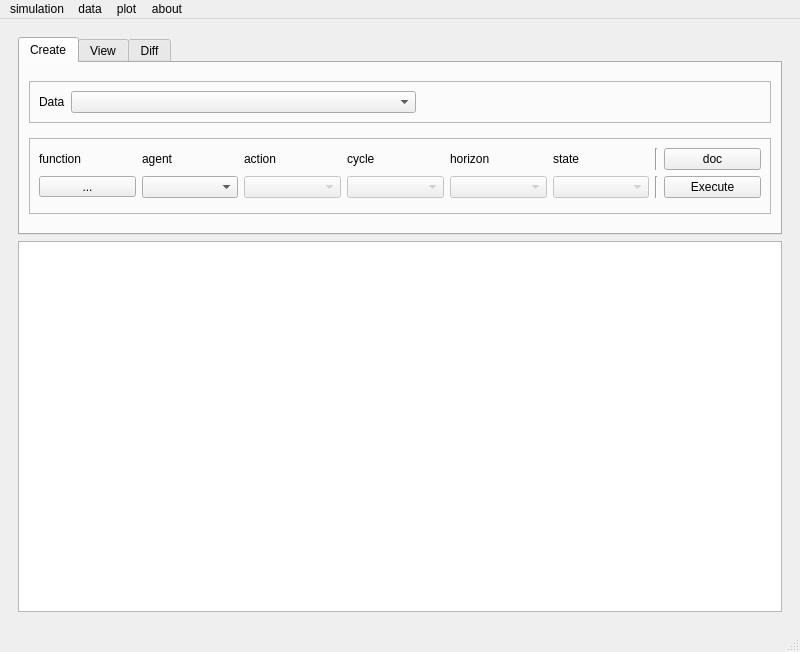
Before: the Qt Designer form ui/psychsim-gui-main.ui in usc-psychsim/psychsim-eval-gui, drawn with Qt 5.
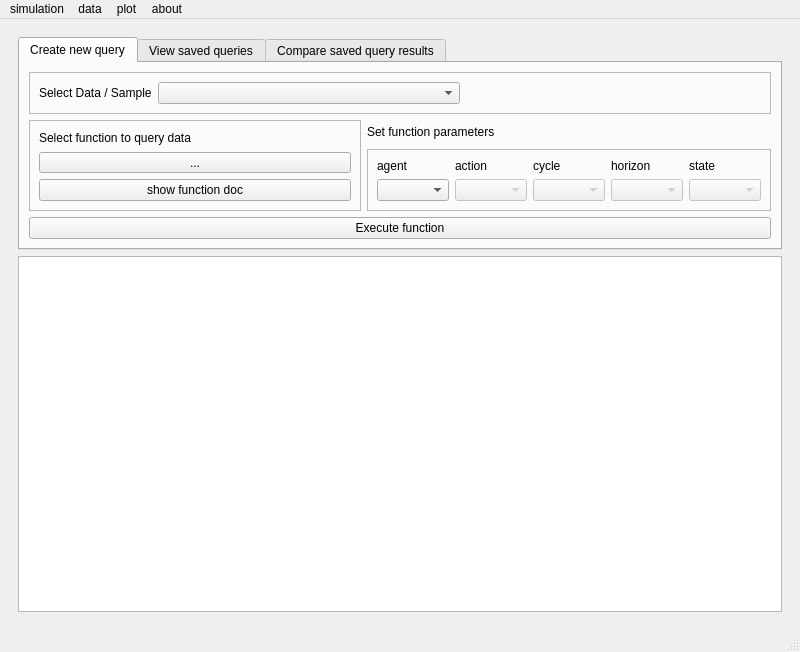
After: the same form once the commit is applied. The open tabs and pages were chosen to show the change.

Commit message: Fix query screen

```diff
--- a/ui/psychsim-gui-main.ui
+++ b/ui/psychsim-gui-main.ui
@@ -204,7 +204,7 @@
           </property>
           <widget class="QWidget" name="create_tab">
            <attribute name="title">
-            <string>Create</string>
+            <string>Create new query</string>
            </attribute>
            <layout class="QVBoxLayout" name="verticalLayout_3">
             <item>
@@ -231,7 +231,7 @@
                   </sizepolicy>
                  </property>
                  <property name="text">
-                  <string>Data</string>
+                  <string>Select Data / Sample</string>
                  </property>
                 </widget>
                </item>
@@ -262,9 +262,91 @@
              </widget>
             </item>
             <item>
+             <widget class="QWidget" name="widget_3" native="true">
+              <layout class="QHBoxLayout" name="horizontalLayout_11">
+               <property name="leftMargin">
+                <number>0</number>
+               </property>
+               <property name="topMargin">
+                <number>0</number>
+               </property>
+               <property name="rightMargin">
+                <number>0</number>
+               </property>
+               <property name="bottomMargin">
+                <number>0</number>
+               </property>
+               <item>
+                <widget class="QFrame" name="frame_11">
+                 <property name="frameShape">
+                  <enum>QFrame::StyledPanel</enum>
+                 </property>
+                 <property name="frameShadow">
+                  <enum>QFrame::Raised</enum>
+                 </property>
+                 <layout class="QVBoxLayout" name="verticalLayout_6">
+                  <item>
+                   <widget class="QLabel" name="label_8">
+                    <property name="text">
+                     <string>Select function to query data</string>
+                    </property>
+                   </widget>
+                  </item>
+                  <item>
+                   <widget class="QToolButton" name="function_button">
+                    <property name="sizePolicy">
+                     <sizepolicy hsizetype="Ignored" vsizetype="Fixed">
+                      <horstretch>0</horstretch>
+                      <verstretch>0</verstretch>
+                     </sizepolicy>
+                    </property>
+                    <property name="text">
+                     <string>...</string>
+                    </property>
+                   </widget>
+                  </item>
+                  <item>
+                   <widget class="QPushButton" name="query_doc_button">
+                    <property name="text">
+                     <string>show function doc</string>
+                    </property>
+                   </widget>
+                  </item>
+                 </layout>
+                </widget>
+               </item>
+               <item>
+                <widget class="QWidget" name="widget_5" native="true">
+                 <layout class="QVBoxLayout" name="verticalLayout_11">
+                  <property name="leftMargin">
+                   <number>0</number>
+                  </property>
+                  <property name="topMargin">
+                   <number>0</number>
+                  </property>
+                  <property name="rightMargin">
+                   <number>0</number>
+                  </property>
+                  <property name="bottomMargin">
+                   <number>0</number>
+                  </property>
+                  <item>
+                   <widget class="QLabel" name="label_20">
+                    <property name="sizePolicy">
+                     <sizepolicy hsizetype="Ignored" vsizetype="Preferred">
+                      <horstretch>0</horstretch>
+                      <verstretch>0</verstretch>
+                     </sizepolicy>
+                    </property>
+                    <property name="text">
+                     <string>Set function parameters</string>
+                    </property>
+                   </widget>
+                  </item>
+                  <item>
              <widget class="QFrame" name="frame_6">
               <property name="sizePolicy">
-               <sizepolicy hsizetype="Preferred" vsizetype="Fixed">
+                     <sizepolicy hsizetype="Preferred" vsizetype="Preferred">
                 <horstretch>0</horstretch>
                 <verstretch>0</verstretch>
                </sizepolicy>
@@ -276,163 +358,127 @@
                <enum>QFrame::Raised</enum>
               </property>
               <layout class="QGridLayout" name="gridLayout_3">
-               <item row="0" column="0">
-                <widget class="QLabel" name="label_8">
-                 <property name="text">
-                  <string>function</string>
-                 </property>
-                </widget>
-               </item>
-               <item row="1" column="5">
-                <widget class="QComboBox" name="state_combo">
+                     <item row="1" column="3">
+                      <widget class="QComboBox" name="horizon_combo">
                  <property name="enabled">
                   <bool>false</bool>
                  </property>
-                </widget>
-               </item>
-               <item row="0" column="1">
+                       <property name="sizePolicy">
+                        <sizepolicy hsizetype="Fixed" vsizetype="Fixed">
+                         <horstretch>0</horstretch>
+                         <verstretch>0</verstretch>
+                        </sizepolicy>
+                       </property>
+                      </widget>
+                     </item>
+                     <item row="0" column="2">
+                      <widget class="QLabel" name="label_9">
+                       <property name="text">
+                        <string>cycle</string>
+                       </property>
+                      </widget>
+                     </item>
+                     <item row="0" column="3">
+                      <widget class="QLabel" name="label_5">
+                       <property name="text">
+                        <string>horizon</string>
+                       </property>
+                      </widget>
+                     </item>
+                     <item row="0" column="4">
+                      <widget class="QLabel" name="label_6">
+                       <property name="text">
+                        <string>state</string>
+                       </property>
+                      </widget>
+                     </item>
+                     <item row="0" column="0">
                 <widget class="QLabel" name="label_4">
                  <property name="text">
                   <string>agent</string>
                  </property>
                 </widget>
                </item>
-               <item row="1" column="1">
+                     <item row="1" column="0">
                 <widget class="QComboBox" name="agent_combo">
                  <property name="enabled">
                   <bool>true</bool>
                  </property>
                  <property name="sizePolicy">
-                  <sizepolicy hsizetype="Ignored" vsizetype="Fixed">
+                        <sizepolicy hsizetype="Fixed" vsizetype="Fixed">
                    <horstretch>0</horstretch>
                    <verstretch>0</verstretch>
                   </sizepolicy>
                  </property>
                 </widget>
                </item>
-               <item row="0" column="7">
-                <widget class="QPushButton" name="query_doc_button">
-                 <property name="text">
-                  <string>doc</string>
-                 </property>
-                </widget>
-               </item>
-               <item row="0" column="6">
-                <widget class="Line" name="line_3">
-                 <property name="orientation">
-                  <enum>Qt::Vertical</enum>
-                 </property>
-                </widget>
-               </item>
-               <item row="1" column="3">
-                <widget class="QComboBox" name="cycle_combo">
-                 <property name="enabled">
-                  <bool>false</bool>
-                 </property>
-                 <property name="sizePolicy">
-                  <sizepolicy hsizetype="Ignored" vsizetype="Fixed">
-                   <horstretch>0</horstretch>
-                   <verstretch>0</verstretch>
-                  </sizepolicy>
-                 </property>
-                </widget>
-               </item>
-               <item row="1" column="6">
-                <widget class="Line" name="line_2">
-                 <property name="orientation">
-                  <enum>Qt::Vertical</enum>
-                 </property>
-                </widget>
-               </item>
-               <item row="1" column="2">
+                     <item row="1" column="1">
                 <widget class="QComboBox" name="action_combo">
                  <property name="enabled">
                   <bool>false</bool>
                  </property>
                  <property name="sizePolicy">
-                  <sizepolicy hsizetype="Ignored" vsizetype="Fixed">
+                        <sizepolicy hsizetype="Fixed" vsizetype="Fixed">
                    <horstretch>0</horstretch>
                    <verstretch>0</verstretch>
                   </sizepolicy>
                  </property>
                 </widget>
                </item>
-               <item row="0" column="4">
-                <widget class="QLabel" name="label_5">
-                 <property name="text">
-                  <string>horizon</string>
-                 </property>
-                </widget>
-               </item>
-               <item row="0" column="2">
+                     <item row="1" column="4">
+                      <widget class="QComboBox" name="state_combo">
+                       <property name="enabled">
+                        <bool>false</bool>
+                       </property>
+                       <property name="sizePolicy">
+                        <sizepolicy hsizetype="Fixed" vsizetype="Fixed">
+                         <horstretch>0</horstretch>
+                         <verstretch>0</verstretch>
+                        </sizepolicy>
+                       </property>
+                      </widget>
+                     </item>
+                     <item row="0" column="1">
                 <widget class="QLabel" name="label_3">
                  <property name="text">
                   <string>action</string>
                  </property>
                 </widget>
                </item>
-               <item row="1" column="4">
-                <widget class="QComboBox" name="horizon_combo">
+                     <item row="1" column="2">
+                      <widget class="QComboBox" name="cycle_combo">
                  <property name="enabled">
                   <bool>false</bool>
                  </property>
                  <property name="sizePolicy">
-                  <sizepolicy hsizetype="Ignored" vsizetype="Fixed">
+                        <sizepolicy hsizetype="Fixed" vsizetype="Fixed">
                    <horstretch>0</horstretch>
                    <verstretch>0</verstretch>
                   </sizepolicy>
                  </property>
                 </widget>
                </item>
-               <item row="1" column="0">
-                <widget class="QToolButton" name="function_button">
-                 <property name="sizePolicy">
-                  <sizepolicy hsizetype="Ignored" vsizetype="Fixed">
-                   <horstretch>0</horstretch>
-                   <verstretch>0</verstretch>
-                  </sizepolicy>
-                 </property>
-                 <property name="text">
-                  <string>...</string>
-                 </property>
-                </widget>
-               </item>
-               <item row="1" column="7">
+                    </layout>
+                   </widget>
+                  </item>
+                 </layout>
+                </widget>
+               </item>
+              </layout>
+             </widget>
+            </item>
+            <item>
                 <widget class="QPushButton" name="execute_query_button">
                  <property name="text">
-                  <string>Execute</string>
-                 </property>
-                </widget>
-               </item>
-               <item row="0" column="3">
-                <widget class="QLabel" name="label_9">
-                 <property name="text">
-                  <string>cycle</string>
-                 </property>
-                </widget>
-               </item>
-               <item row="0" column="5">
-                <widget class="QLabel" name="label_6">
-                 <property name="text">
-                  <string>state</string>
-                 </property>
-                </widget>
-               </item>
-               <item row="2" column="6">
-                <widget class="Line" name="line_4">
-                 <property name="orientation">
-                  <enum>Qt::Vertical</enum>
-                 </property>
-                </widget>
-               </item>
-              </layout>
+               <string>Execute function</string>
+              </property>
              </widget>
             </item>
            </layout>
           </widget>
           <widget class="QWidget" name="view_tab">
            <attribute name="title">
-            <string>View</string>
+            <string>View saved queries</string>
            </attribute>
            <layout class="QHBoxLayout" name="horizontalLayout_5">
             <item>
@@ -605,7 +651,7 @@
           </widget>
           <widget class="QWidget" name="diff_tab">
            <attribute name="title">
-            <string>Diff</string>
+            <string>Compare saved query results</string>
            </attribute>
            <layout class="QGridLayout" name="gridLayout_5">
             <item row="8" column="1">
```
Left out of the diff: 4 changed lines with no effect on the pictures. Lines whose indentation alone changed are shown as unchanged.
